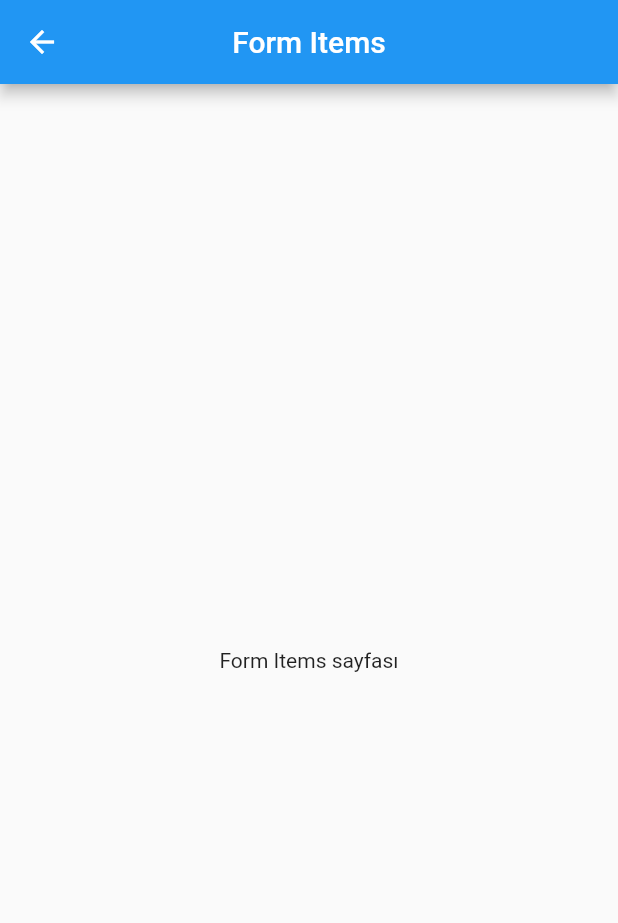
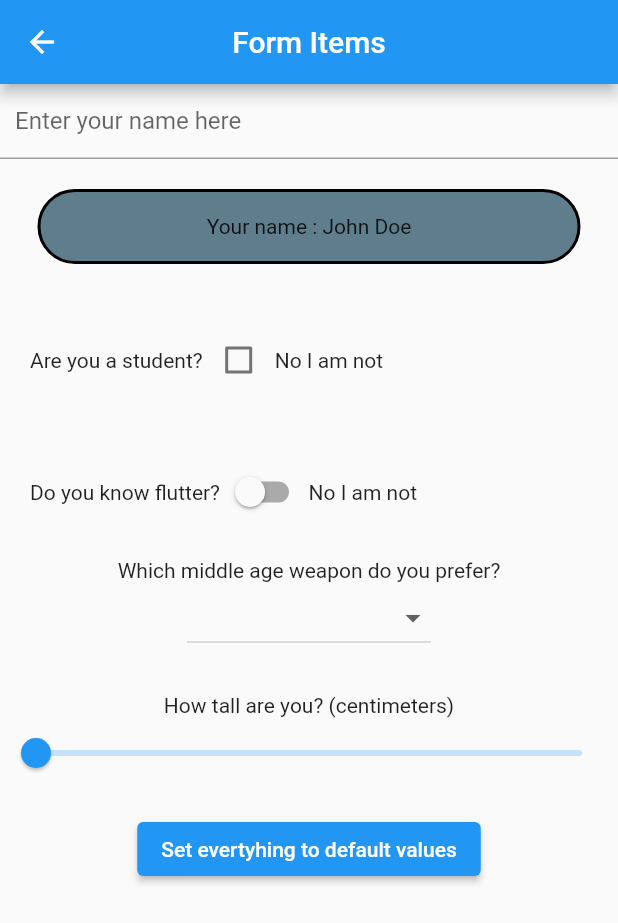
Before and after one commit to umutakpinar/flutter_demo, a Flutter app: the FormItemsPage screen opened directly, on a phone screen of 412 x 824 dp. Shown: the top 923 px of the screen. Run offline on Flutter 3.47's test engine with Material 2 defaults, Android fonts, the phone set to English and light mode, and no system bars.

Commit message:
FormItemsPage completed

```diff
--- a/lib/View/FormItemsPageView.dart
+++ b/lib/View/FormItemsPageView.dart
@@ -8,16 +8,175 @@ class FormItemsPage extends StatefulWidget {
 }
 
 class _FormItemsPageState extends State<FormItemsPage> {
+  String? textFieldName;
+  final txtFieldController = TextEditingController();
+  bool? checkBoxChecked = false;
+  bool switchOpened = false;
+  List<String> dropDownList = [
+    "Sword&Shield",
+    "Bow",
+    "Double Axe",
+    "Spear&Shield",
+    "Two Handed Sword"
+  ];
+  String? selectedItem;
+
+  double currentSliderValue = 100;
+
+  @override
+  void dispose() {
+    txtFieldController.dispose();
+    super.dispose();
+  }
+
   @override
   Widget build(BuildContext context) {
     return Scaffold(
-      appBar: AppBar(
-        centerTitle: true,
-        title: const Text("Form Items"),
-      ),
-      body: Center(
-        child: Text("Form Items sayfası"),
-      )
+        appBar: AppBar(
+          centerTitle: true,
+          title: const Text("Form Items"),
+        ),
+        body: ListView(
+          children:[ Center(
+            child: Column(
+              children: [
+                TextField(
+                  controller: txtFieldController,
+                  onChanged: (value) {
+                    setState(() {
+                      textFieldName = value;
+                    });
+                  },
+                  decoration: const InputDecoration(
+                    label: Text("Enter your name here"),
+                    contentPadding: EdgeInsets.fromLTRB(10, 10, 0, 5),
+                  ),
+                ),
+                Container(
+                  margin: const EdgeInsets.all(20),
+                  constraints: BoxConstraints(
+                    minWidth: 100,
+                    maxWidth: MediaQuery.of(context).size.width - 50,
+                    minHeight: 20,
+                    maxHeight: 50,
+                  ),
+                  decoration: BoxDecoration(
+                    color: Colors.blueGrey,
+                    border: Border.all(
+                      width: 2,
+                    ),
+                    borderRadius: BorderRadius.circular(25),
+                  ),
+                  child: Center(
+                    child: Padding(
+                      padding: const EdgeInsets.all(10),
+                      child: Text("Your name : ${textFieldName ?? 'John Doe'}"),
+                    ),
+                  ),
+                ),
+                Padding(
+                    padding: const EdgeInsets.all(20),
+                    child: Row(
+                      children: [
+                        const Text("Are you a student?"),
+                        Checkbox(
+                          value: checkBoxChecked,
+                          onChanged: (value) {
+                            setState(() {
+                              checkBoxChecked = value;
+                            });
+                          },
+                        ),
+                        Text(checkBoxChecked! ? "Yes, I am" : "No I am not"),
+                      ],
+                    )),
+                Padding(
+                    padding: const EdgeInsets.all(20),
+                    child: Row(
+                      children: [
+                        const Text("Do you know flutter?"),
+                        Switch(
+                          value: switchOpened,
+                          onChanged: (value) {
+                            setState(() {
+                              switchOpened = value;
+                            });
+                          },
+                        ),
+                        Text(switchOpened ? "Yes, I am" : "No I am not"),
+                      ],
+                    )),
+                const Center(
+                    child: Text("Which middle age weapon do you prefer?")),
+                Padding(
+                  padding: const EdgeInsets.fromLTRB(20, 0, 20, 0),
+                  child: DropdownButton<String>(
+                    value: selectedItem,
+                    items: dropDownList
+                        .map((e) => DropdownMenuItem(
+                              value: e,
+                              child: Text(e),
+                            ))
+                        .toList(),
+                    onChanged: (value) {
+                      setState(() {
+                        selectedItem = value;
+                      });
+                    },
+                  ),
+                ),
+
+
+                Padding(
+                    padding: const EdgeInsets.all(5),
+                  child: Center(
+                      child: Text(selectedItem == null
+                          ? ""
+                          : "You have selected $selectedItem")
+                  ),
+                ),
+
+                const Text(
+                  "How tall are you? (centimeters)",
+                  textAlign: TextAlign.center,
+                ),
+
+                Slider(
+                    value: currentSliderValue,
+                    min: 100,
+                    max: 300,
+                    onChanged: (value){
+                      setState(() {
+                        currentSliderValue = value;
+                      });
+                    }
+                ),
+
+                 Text(
+                  currentSliderValue == 100 ? "" : "Your heigt : ${currentSliderValue.toStringAsFixed(0)} cm",
+                  textAlign: TextAlign.center,
+                ),
+
+                Center(
+                  child: ElevatedButton(
+                    child: const Text("Set evertyhing to default values"),
+                    onPressed: (){
+                      setState(() {
+                        textFieldName = null;
+                        txtFieldController.text = "";
+                        checkBoxChecked = false;
+                        switchOpened = false;
+                        selectedItem = null;
+                        currentSliderValue = 100;
+                      });
+                    },
+                  ),
+                )
+
+              ],
+            ),
+          ),
+        ])
     );
   }
 }
```
